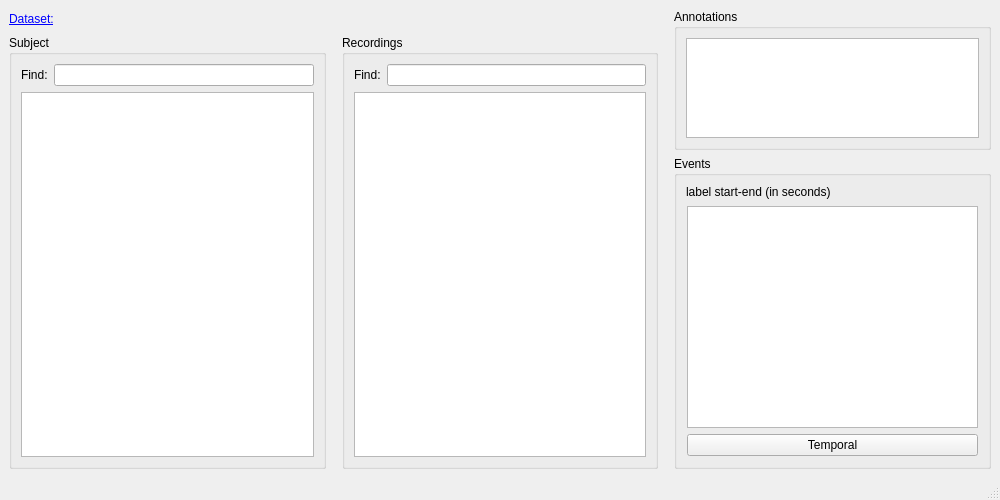
jowanpittevils/Databasemanager_Signalplotter, file src/qt_designer/base_GUI.ui: the form before one commit.
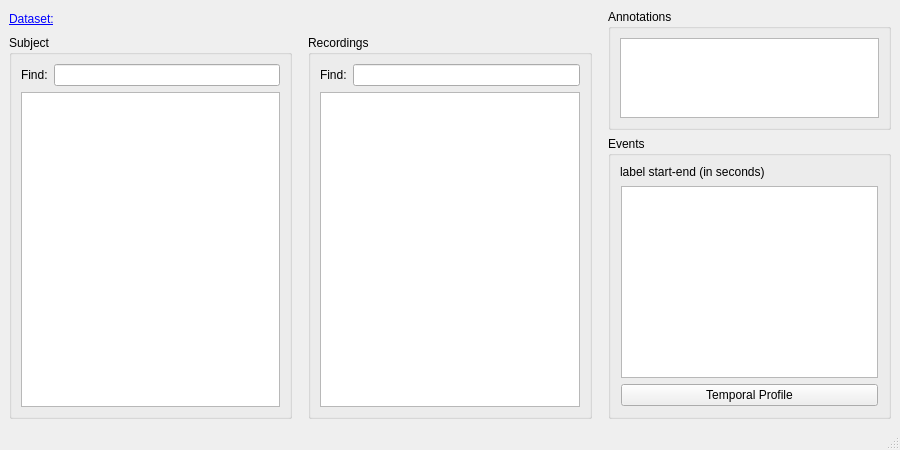
The form after the commit. Custom widgets are drawn as their Qt base class.

Diff of the .ui file:
```diff
--- a/src/qt_designer/base_GUI.ui
+++ b/src/qt_designer/base_GUI.ui
@@ -6,8 +6,8 @@
    <rect>
     <x>0</x>
     <y>0</y>
-    <width>1000</width>
-    <height>500</height>
+    <width>900</width>
+    <height>450</height>
    </rect>
   </property>
   <property name="sizePolicy">
@@ -18,8 +18,8 @@
   </property>
   <property name="minimumSize">
    <size>
-    <width>1000</width>
-    <height>500</height>
+    <width>900</width>
+    <height>450</height>
    </size>
   </property>
   <property name="windowTitle">
@@ -531,7 +531,7 @@
              <item>
               <widget class="QPushButton" name="pushButton_8">
                <property name="text">
-                <string>Temporal</string>
+                <string>Temporal Profile</string>
                </property>
               </widget>
              </item>
```
Left out of the diff: 2 changed lines with no effect on the pictures.
